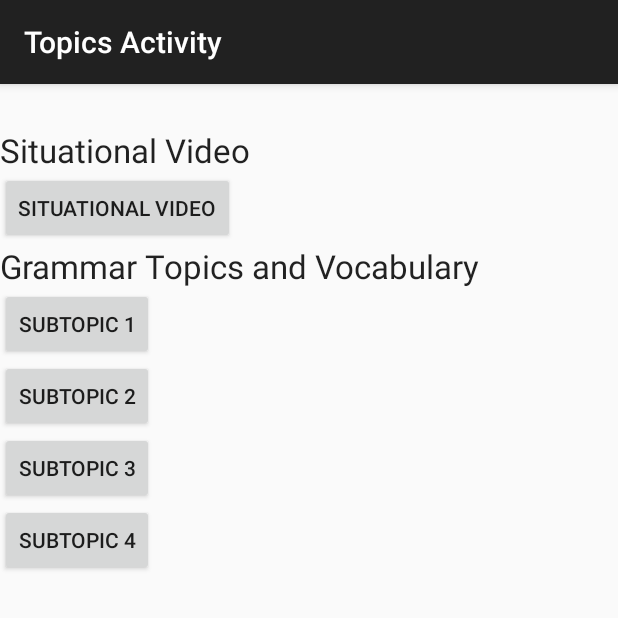
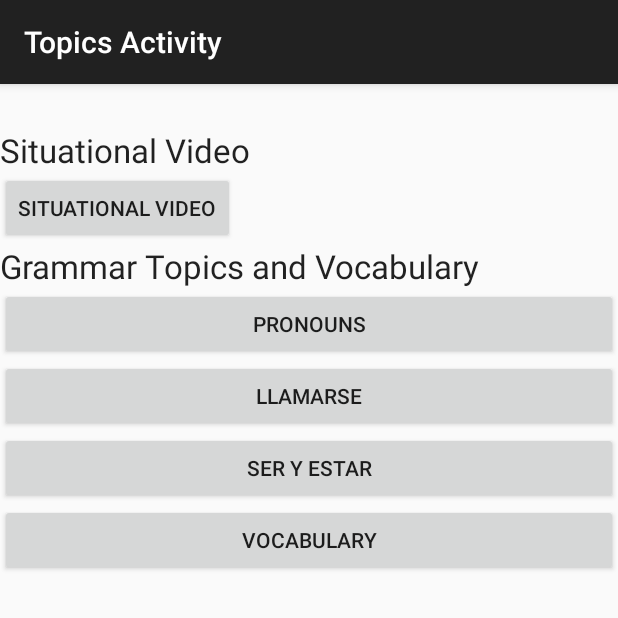
Before and after one commit to jaeseokan94/GrammarApp, an Android app: the TopicActivity screen opened directly, with no data from a screen before it, on a phone screen of 412 x 824 dp, the top half of it. Run offline under Robolectric (Android 15) with nearby library versions, the phone set to English and light mode, and no system bars.

Commit message:
TopicAcitivty works with JSONParser to dynamically make subtopic buttons

```diff
--- a/app/src/main/java/com/example/spanishgrammarapp/JSONParser.java
+++ b/app/src/main/java/com/example/spanishgrammarapp/JSONParser.java
@@ -12,6 +12,7 @@ import java.io.InputStreamReader;
 import java.net.HttpURLConnection;
 import java.net.MalformedURLException;
 import java.net.URL;
+import java.util.ArrayList;
 
 public class JSONParser extends AsyncTask<String,String,JSONArray>{
 
@@ -68,11 +69,11 @@ public class JSONParser extends AsyncTask<String,String,JSONArray>{
 
     /**
      * gets urls of situational video transcript and without transcript
-     * @param topic_name
+     * @param topicName
      * @return urls[0] of situational video with transcript;
      *          urls[1] situational video without transcript
      */
-    public static String[] getSituationalVideoURLs(String topic_name) {
+    public static String[] getSituationalVideoURLs(String topicName) {
         //TODO code here for getting url for situational video
         //String url is temporary
         String[] urls = new String[2];
@@ -83,4 +84,14 @@ public class JSONParser extends AsyncTask<String,String,JSONArray>{
 
         return urls;
     }
+
+    public static ArrayList<String> getSubtopics(String topicName) {
+        ArrayList<String> subtopicsList = new ArrayList<String>();
+        subtopicsList.add("Pronouns");
+        subtopicsList.add("Llamarse");
+        subtopicsList.add("Ser y Estar");
+        subtopicsList.add("Vocabulary");
+
+        return subtopicsList;
+    }
 }
--- a/app/src/main/java/com/example/spanishgrammarapp/TopicActivity.java
+++ b/app/src/main/java/com/example/spanishgrammarapp/TopicActivity.java
@@ -4,7 +4,11 @@ import android.content.Intent;
 import android.os.Bundle;
 import android.support.v7.app.AppCompatActivity;
 import android.view.View;
+import android.widget.Button;
+import android.widget.LinearLayout;
 import android.widget.TextView;
+
+import java.util.ArrayList;
 
 public class TopicActivity extends AppCompatActivity {
     public final static String CURRENT_TOPIC = "CURRENT_TOPIC";
@@ -15,16 +19,31 @@ public class TopicActivity extends AppCompatActivity {
         super.onCreate(savedInstanceState);
         setContentView(R.layout.activity_topic);
 
-        //        This is how we tell what topic we've entered
+        //Get current topic from intent
         currentTopic = getIntent().getStringExtra("TOPIC");
 
+        //Set up
         TextView textView = (TextView) findViewById(R.id.tv_topic);
         textView.setText(currentTopic);
+
+        LinearLayout mainLayout = (LinearLayout) findViewById(R.id.main_layout_id);
+
+        ArrayList<String> subtopics = JSONParser.getSubtopics(currentTopic);
+        for (String subtopicTitle: subtopics) {
+            Button button = new Button(this);
+            button.setText(subtopicTitle);
+
+            mainLayout.addView(button);
+        }
     }
 
+    /**
+     * Run when subtopic button is clicked
+     * @param view clicked button
+     */
     public void enterSituationalVideo(View view){
         Intent intent = new Intent(this, SituationalVideoActivity.class);
-        intent.putExtra(CURRENT_TOPIC, currentTopic );
+        intent.putExtra(CURRENT_TOPIC, currentTopic);
         startActivity(intent);
     }
 }
--- a/app/src/main/res/layout/activity_topic.xml
+++ b/app/src/main/res/layout/activity_topic.xml
@@ -1,7 +1,8 @@
 <?xml version="1.0" encoding="utf-8"?>
 <LinearLayout xmlns:android="http://schemas.android.com/apk/res/android"
     android:orientation="vertical" android:layout_width="match_parent"
-    android:layout_height="match_parent">
+    android:layout_height="match_parent"
+    android:id="@+id/main_layout_id">
 
 
     <TextView
@@ -32,28 +33,4 @@
         android:text="@string/subtitle_subtopics"
         android:id="@+id/tv_subtopic_title" />
 
-    <Button
-        android:layout_width="wrap_content"
-        android:layout_height="wrap_content"
-        android:text="Subtopic 1"
-        android:id="@+id/btn_subtopic_1"/>
-
-    <Button
-        android:layout_width="wrap_content"
-        android:layout_height="wrap_content"
-        android:text="Subtopic 2"
-        android:id="@+id/btn_subtopic_2"/>
-
-    <Button
-        android:layout_width="wrap_content"
-        android:layout_height="wrap_content"
-        android:text="Subtopic 3"
-        android:id="@+id/btn_subtopic_3"/>
-
-    <Button
-        android:layout_width="wrap_content"
-        android:layout_height="wrap_content"
-        android:text="Subtopic 4"
-        android:id="@+id/btn_subtopic_4"/>
-
 </LinearLayout>
```
